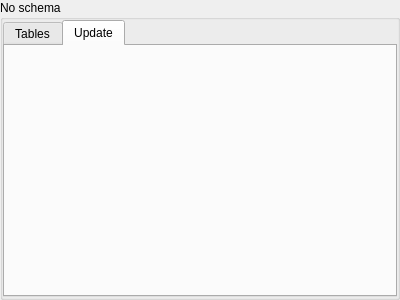
This is ui/UI/SchemaMenu.ui in alexe-mgn/MCHSMediaAnalysis as Qt 5 draws it before an edit. The edited form follows.
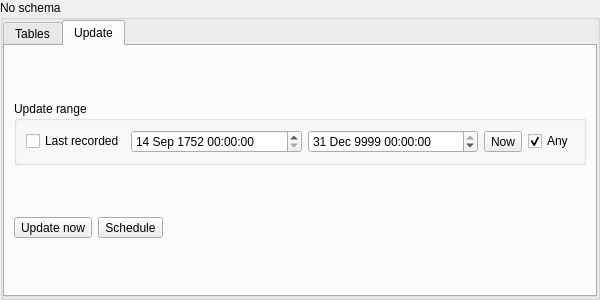
This is the edited form. The open tabs and pages were chosen to show the change.

Commit message: Additional date utils constants, Qt converters. Async_tasks task_started callback, print_exc. Typehint constants, timezone refactoring. Updater refactoring, conditional updates. Reworked SchemaMenu.

Patch:
```diff
--- a/ui/UI/SchemaMenu.ui
+++ b/ui/UI/SchemaMenu.ui
@@ -6,7 +6,7 @@
    <rect>
     <x>0</x>
     <y>0</y>
-    <width>400</width>
+    <width>600</width>
     <height>300</height>
    </rect>
   </property>
@@ -137,6 +137,127 @@
       <attribute name="title">
        <string>Update</string>
       </attribute>
+      <layout class="QVBoxLayout" name="verticalLayout">
+       <item>
+        <widget class="QGroupBox" name="groupUpdateRange">
+         <property name="sizePolicy">
+          <sizepolicy hsizetype="Preferred" vsizetype="Fixed">
+           <horstretch>0</horstretch>
+           <verstretch>0</verstretch>
+          </sizepolicy>
+         </property>
+         <property name="title">
+          <string>Update range</string>
+         </property>
+         <layout class="QHBoxLayout" name="layoutUpdateRange">
+          <item>
+           <widget class="QCheckBox" name="checkUpdateToLast">
+            <property name="sizePolicy">
+             <sizepolicy hsizetype="Fixed" vsizetype="Fixed">
+              <horstretch>0</horstretch>
+              <verstretch>0</verstretch>
+             </sizepolicy>
+            </property>
+            <property name="toolTip">
+             <string>Update up to latest news date in database.</string>
+            </property>
+            <property name="text">
+             <string>Last recorded</string>
+            </property>
+           </widget>
+          </item>
+          <item>
+           <widget class="QDateTimeEdit" name="valueUpdateDateA">
+            <property name="toolTip">
+             <string>Lower time edge.</string>
+            </property>
+            <property name="dateTime">
+             <datetime>
+              <hour>0</hour>
+              <minute>0</minute>
+              <second>0</second>
+              <year>1752</year>
+              <month>9</month>
+              <day>14</day>
+             </datetime>
+            </property>
+           </widget>
+          </item>
+          <item>
+           <widget class="QDateTimeEdit" name="valueUpdateDateB">
+            <property name="toolTip">
+             <string>Upper time edge.</string>
+            </property>
+            <property name="date">
+             <date>
+              <year>9999</year>
+              <month>12</month>
+              <day>31</day>
+             </date>
+            </property>
+           </widget>
+          </item>
+          <item>
+           <widget class="QToolButton" name="buttonSetDateNow">
+            <property name="text">
+             <string>Now</string>
+            </property>
+           </widget>
+          </item>
+          <item>
+           <widget class="QCheckBox" name="checkUpdateFromAny">
+            <property name="sizePolicy">
+             <sizepolicy hsizetype="Fixed" vsizetype="Fixed">
+              <horstretch>0</horstretch>
+              <verstretch>0</verstretch>
+             </sizepolicy>
+            </property>
+            <property name="toolTip">
+             <string>Retreive all recent news.</string>
+            </property>
+            <property name="text">
+             <string>Any</string>
+            </property>
+            <property name="checked">
+             <bool>true</bool>
+            </property>
+           </widget>
+          </item>
+         </layout>
+        </widget>
+       </item>
+       <item>
+        <layout class="QHBoxLayout" name="layoutUpdateButtons">
+         <item>
+          <widget class="QToolButton" name="buttonUpdate">
+           <property name="text">
+            <string>Update now</string>
+           </property>
+          </widget>
+         </item>
+         <item>
+          <widget class="QToolButton" name="buttonSchedule">
+           <property name="text">
+            <string>Schedule</string>
+           </property>
+          </widget>
+         </item>
+         <item>
+          <spacer name="horizontalSpacer">
+           <property name="orientation">
+            <enum>Qt::Horizontal</enum>
+           </property>
+           <property name="sizeHint" stdset="0">
+            <size>
+             <width>40</width>
+             <height>20</height>
+            </size>
+           </property>
+          </spacer>
+         </item>
+        </layout>
+       </item>
+      </layout>
      </widget>
     </widget>
    </item>
```
Left out of the diff: 2 changed lines with no effect on the pictures. The commit also changes 9 other files.
